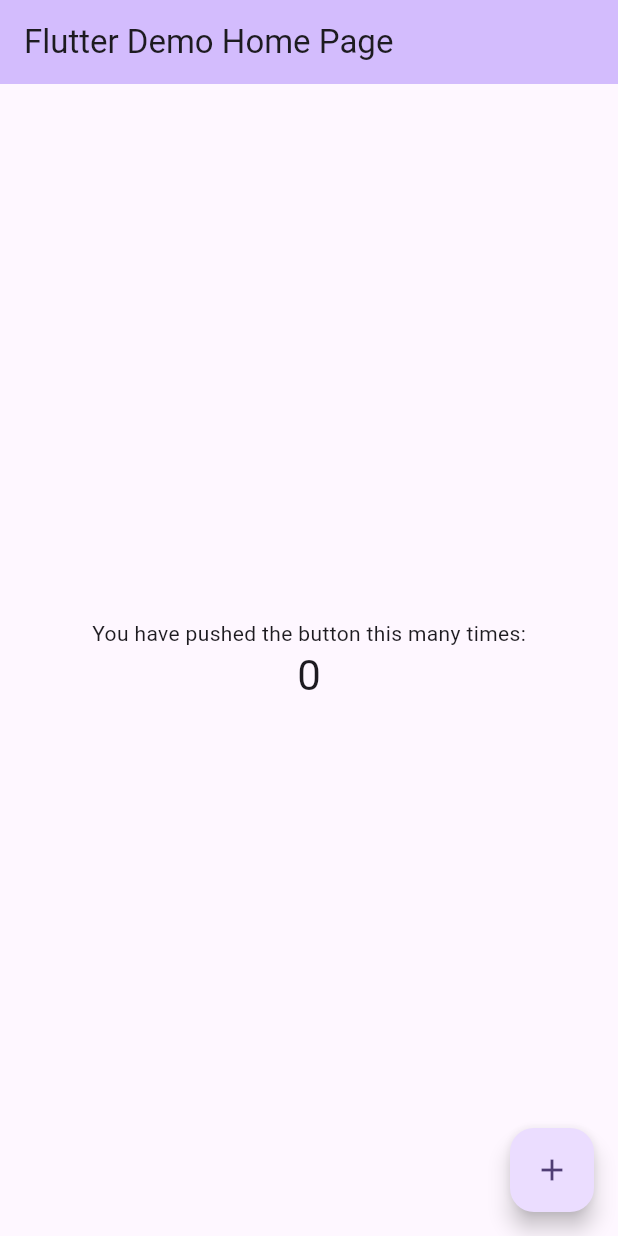
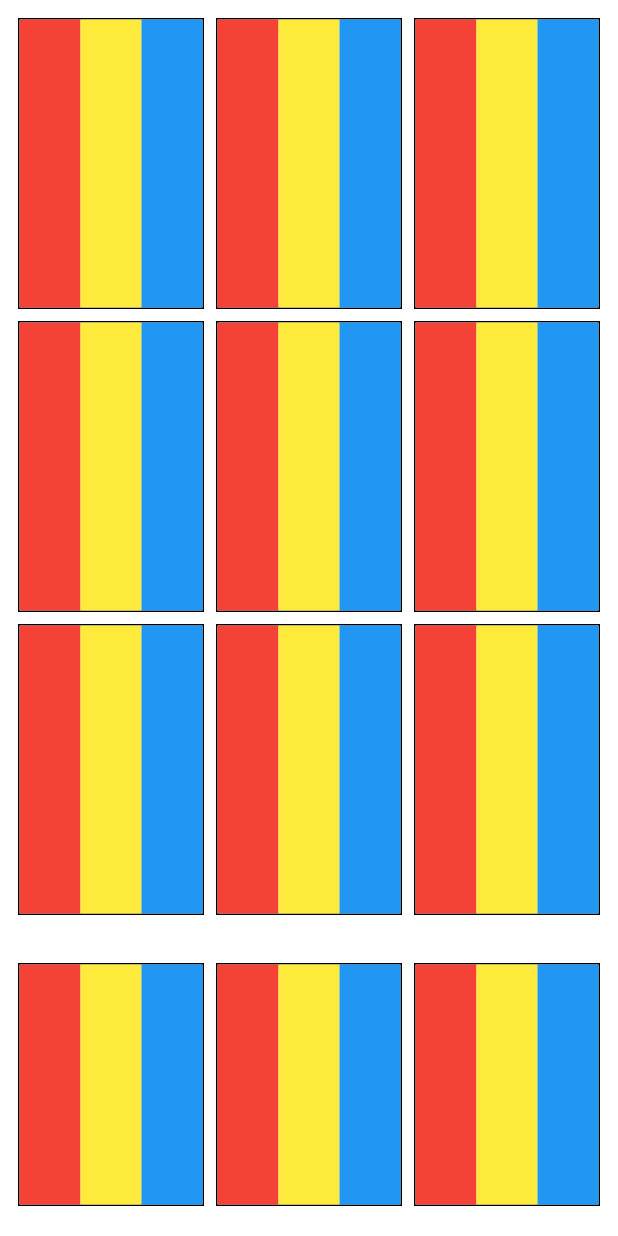
Before and after one commit to Kenneth5259/KolorKlash, a Flutter app: the screen it shows after launch, on a phone screen of 412 x 824 dp. Run offline on Flutter 3.47's test engine with Material 2 defaults, Android fonts, the phone set to English and light mode, and no system bars.

Commit message:
Game board layout, basic tiles

```diff
--- a/lib/main.dart
+++ b/lib/main.dart
@@ -1,4 +1,5 @@
 import 'package:flutter/material.dart';
+import 'package:kolor_klash/screens/game_board.dart';
 
 void main() {
   runApp(const MyApp());
@@ -10,116 +11,10 @@ class MyApp extends StatelessWidget {
   // This widget is the root of your application.
   @override
   Widget build(BuildContext context) {
-    return MaterialApp(
-      title: 'Flutter Demo',
-      theme: ThemeData(
-        // This is the theme of your application.
-        //
-        // TRY THIS: Try running your application with "flutter run". You'll see
-        // the application has a blue toolbar. Then, without quitting the app,
-        // try changing the seedColor in the colorScheme below to Colors.green
-        // and then invoke "hot reload" (save your changes or press the "hot
-        // reload" button in a Flutter-supported IDE, or press "r" if you used
-        // the command line to start the app).
-        //
-        // Notice that the counter didn't reset back to zero; the application
-        // state is not lost during the reload. To reset the state, use hot
-        // restart instead.
-        //
-        // This works for code too, not just values: Most code changes can be
-        // tested with just a hot reload.
-        colorScheme: ColorScheme.fromSeed(seedColor: Colors.deepPurple),
-        useMaterial3: true,
-      ),
-      home: const MyHomePage(title: 'Flutter Demo Home Page'),
+    return const MaterialApp(
+      home: SafeArea(
+        child: GameBoard()
+      )
     );
   }
 }
-
-class MyHomePage extends StatefulWidget {
-  const MyHomePage({super.key, required this.title});
-
-  // This widget is the home page of your application. It is stateful, meaning
-  // that it has a State object (defined below) that contains fields that affect
-  // how it looks.
-
-  // This class is the configuration for the state. It holds the values (in this
-  // case the title) provided by the parent (in this case the App widget) and
-  // used by the build method of the State. Fields in a Widget subclass are
-  // always marked "final".
-
-  final String title;
-
-  @override
-  State<MyHomePage> createState() => _MyHomePageState();
-}
-
-class _MyHomePageState extends State<MyHomePage> {
-  int _counter = 0;
-
-  void _incrementCounter() {
-    setState(() {
-      // This call to setState tells the Flutter framework that something has
-      // changed in this State, which causes it to rerun the build method below
-      // so that the display can reflect the updated values. If we changed
-      // _counter without calling setState(), then the build method would not be
-      // called again, and so nothing would appear to happen.
-      _counter++;
-    });
-  }
-
-  @override
-  Widget build(BuildContext context) {
-    // This method is rerun every time setState is called, for instance as done
-    // by the _incrementCounter method above.
-    //
-    // The Flutter framework has been optimized to make rerunning build methods
-    // fast, so that you can just rebuild anything that needs updating rather
-    // than having to individually change instances of widgets.
-    return Scaffold(
-      appBar: AppBar(
-        // TRY THIS: Try changing the color here to a specific color (to
-        // Colors.amber, perhaps?) and trigger a hot reload to see the AppBar
-        // change color while the other colors stay the same.
-        backgroundColor: Theme.of(context).colorScheme.inversePrimary,
-        // Here we take the value from the MyHomePage object that was created by
-        // the App.build method, and use it to set our appbar title.
-        title: Text(widget.title),
-      ),
-      body: Center(
-        // Center is a layout widget. It takes a single child and positions it
-        // in the middle of the parent.
-        child: Column(
-          // Column is also a layout widget. It takes a list of children and
-          // arranges them vertically. By default, it sizes itself to fit its
-          // children horizontally, and tries to be as tall as its parent.
-          //
-          // Column has various properties to control how it sizes itself and
-          // how it positions its children. Here we use mainAxisAlignment to
-          // center the children vertically; the main axis here is the vertical
-          // axis because Columns are vertical (the cross axis would be
-          // horizontal).
-          //
-          // TRY THIS: Invoke "debug painting" (choose the "Toggle Debug Paint"
-          // action in the IDE, or press "p" in the console), to see the
-          // wireframe for each widget.
-          mainAxisAlignment: MainAxisAlignment.center,
-          children: <Widget>[
-            const Text(
-              'You have pushed the button this many times:',
-            ),
-            Text(
-              '$_counter',
-              style: Theme.of(context).textTheme.headlineMedium,
-            ),
-          ],
-        ),
-      ),
-      floatingActionButton: FloatingActionButton(
-        onPressed: _incrementCounter,
-        tooltip: 'Increment',
-        child: const Icon(Icons.add),
-      ), // This trailing comma makes auto-formatting nicer for build methods.
-    );
-  }
-}
--- /dev/null
+++ b/lib/screens/game_board.dart
@@ -0,0 +1,65 @@
+import 'package:flutter/material.dart';
+import 'package:kolor_klash/widgets/game_tile.dart';
+
+class GameBoard extends StatefulWidget {
+  const GameBoard({super.key});
+
+  @override
+  State<GameBoard> createState() => _GameBoardState();
+}
+
+class _GameBoardState extends State<GameBoard> {
+  @override
+  Widget build(BuildContext context) {
+    return const Padding(
+      padding: EdgeInsets.all(8.0),
+      child: Column(
+        children: [
+          Expanded(
+            flex: 1,
+            child: Row(
+              children: [
+                Expanded(flex: 1, child: GameTile()),
+                Expanded(flex: 1, child: GameTile()),
+                Expanded(flex: 1, child: GameTile())
+              ],
+            ),
+          ),
+          Expanded(
+            flex: 1,
+            child: Row(
+              children: [
+                Expanded(flex: 1, child: GameTile()),
+                Expanded(flex: 1, child: GameTile()),
+                Expanded(flex: 1, child: GameTile())
+              ],
+            ),
+          ),
+          Expanded(
+            flex: 1,
+            child: Row(
+              children: [
+                Expanded(flex: 1, child: GameTile()),
+                Expanded(flex: 1, child: GameTile()),
+                Expanded(flex: 1, child: GameTile())
+              ],
+            ),
+          ),
+          Expanded(
+            flex: 1,
+            child: Padding(
+              padding: EdgeInsets.only(top: 24.0, bottom: 8),
+              child: Row(
+                children: [
+                  Expanded(flex: 1, child: GameTile()),
+                  Expanded(flex: 1, child: GameTile()),
+                  Expanded(flex: 1, child: GameTile())
+                ],
+              ),
+            ),
+          ),
+        ],
+      ),
+    );
+  }
+}
--- /dev/null
+++ b/lib/widgets/flex_column.dart
@@ -0,0 +1,22 @@
+import 'package:flutter/material.dart';
+
+class FlexColumn extends StatelessWidget {
+  final Color? color;
+  const FlexColumn({super.key, this.color});
+
+  @override
+  Widget build(BuildContext context) {
+    return Flexible(
+      flex: 1,
+      child: Column(
+        children: [
+          Expanded(
+            child: Container(
+              color: color,
+            ),
+          )
+        ],
+      ),
+    );
+  }
+}
--- /dev/null
+++ b/lib/widgets/game_tile.dart
@@ -0,0 +1,25 @@
+import 'package:flutter/material.dart';
+import 'package:kolor_klash/widgets/flex_column.dart';
+
+class GameTile extends StatelessWidget {
+  const GameTile({super.key});
+
+  @override
+  Widget build(BuildContext context) {
+    return Padding(
+      padding: const EdgeInsets.all(4.0),
+      child: Container(
+        decoration: BoxDecoration(
+            border: Border.all(color: Colors.black)
+        ),
+        child:  const Row(
+              children: [
+                FlexColumn(color: Colors.red),
+                FlexColumn(color: Colors.yellow),
+                FlexColumn(color: Colors.blue),
+              ],
+        ),
+      ),
+    );
+  }
+}
```
Also changed, not shown: lib/widgets/tile_container.dart (added).
